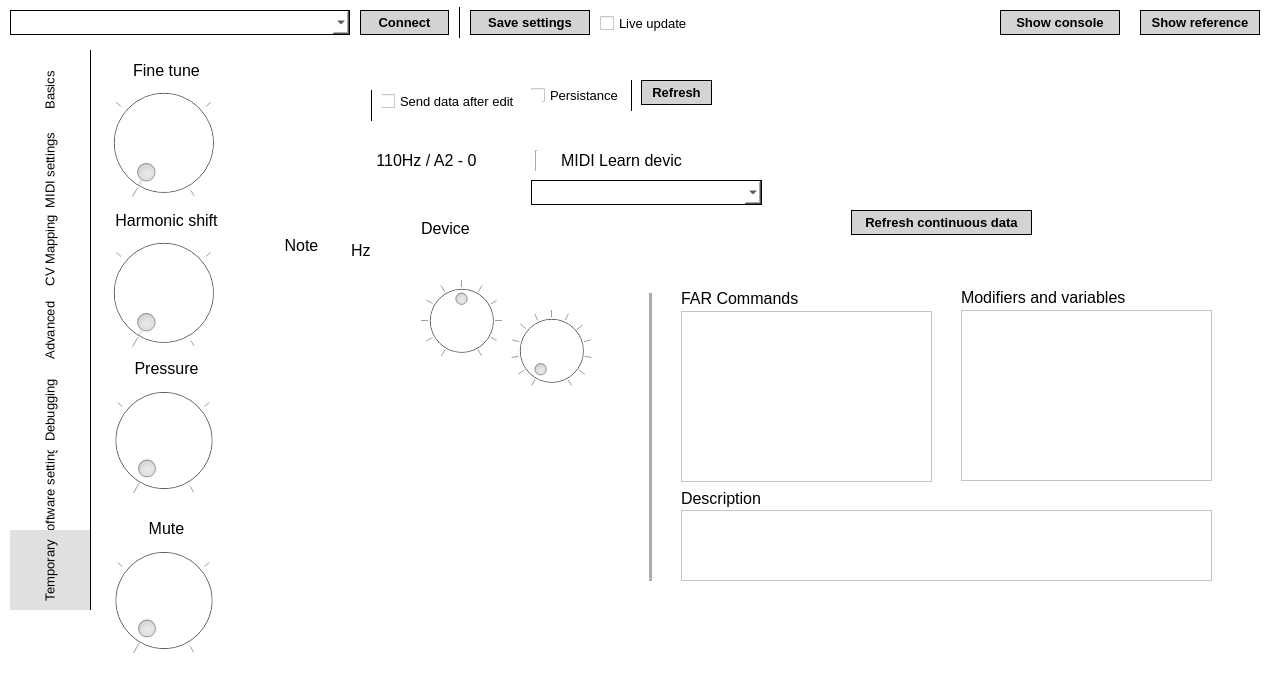
First picture: the form in farconfig/form.ui, repository Knaster/EkdahlFarConfig, before the edit.
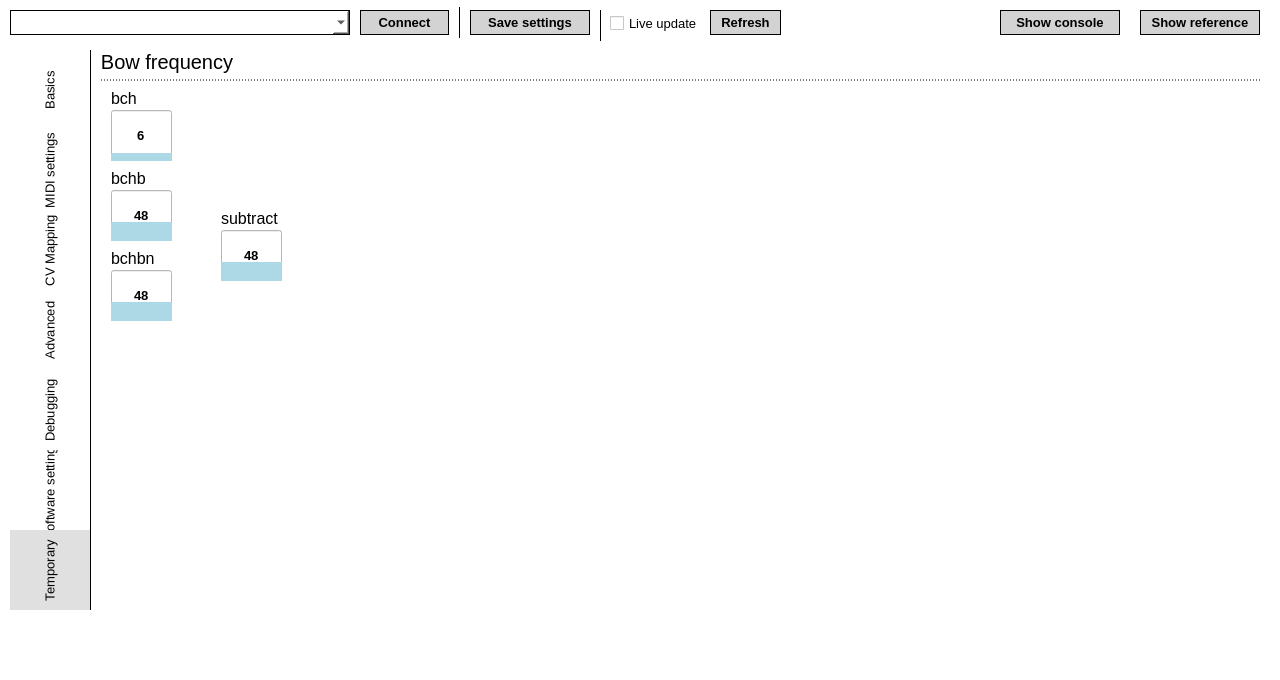
Second picture: the form after the edit. The open tabs and pages were chosen to show the change.

The edit to the form file:
```diff
--- a/farconfig/form.ui
+++ b/farconfig/form.ui
@@ -361,7 +361,7 @@
   <widget class="QCheckBox" name="checkBoxContinuousSMData">
    <property name="geometry">
     <rect>
-     <x>600</x>
+     <x>610</x>
      <y>8</y>
      <width>91</width>
      <height>31</height>
@@ -6212,577 +6212,221 @@
     <attribute name="title">
      <string>Temporary</string>
     </attribute>
-    <widget class="QDial" name="dialCVPressurex">
-     <property name="enabled">
-      <bool>false</bool>
-     </property>
+    <widget class="QGroupBox" name="groupBox_16">
      <property name="geometry">
       <rect>
        <x>10</x>
-       <y>330</y>
-       <width>125</width>
-       <height>120</height>
+       <y>0</y>
+       <width>1161</width>
+       <height>361</height>
       </rect>
      </property>
-     <property name="maximum">
-      <number>65535</number>
+     <property name="styleSheet">
+      <string notr="true"/>
      </property>
-     <property name="singleStep">
-      <number>100</number>
+     <property name="title">
+      <string>Bow frequency</string>
      </property>
-     <property name="pageStep">
-      <number>1000</number>
-     </property>
-     <property name="notchesVisible">
-      <bool>true</bool>
-     </property>
-    </widget>
-    <widget class="QDial" name="dialCVHammerScalex">
-     <property name="enabled">
-      <bool>false</bool>
-     </property>
+     <widget class="QProgressBar" name="progressBar">
      <property name="geometry">
       <rect>
        <x>10</x>
-       <y>640</y>
-       <width>125</width>
-       <height>120</height>
-      </rect>
-     </property>
-     <property name="maximum">
-      <number>65535</number>
-     </property>
-     <property name="singleStep">
-      <number>100</number>
-     </property>
-     <property name="pageStep">
-      <number>1000</number>
-     </property>
-     <property name="notchesVisible">
-      <bool>true</bool>
-     </property>
-    </widget>
-    <widget class="QDial" name="dialCVMutex">
-     <property name="enabled">
-      <bool>false</bool>
-     </property>
-     <property name="geometry">
-      <rect>
-       <x>10</x>
-       <y>490</y>
-       <width>125</width>
-       <height>120</height>
-      </rect>
-     </property>
+        <y>60</y>
+        <width>61</width>
+        <height>51</height>
+       </rect>
+      </property>
+      <property name="styleSheet">
+       <string notr="true">QProgressBar {
+	color: black;
+	font-weight: bold;
+	text-align: center;
+}
+
+QProgressBar::chunk
+{
+    background-color: lightblue;
+}</string>
+      </property>
      <property name="maximum">
-      <number>65535</number>
-     </property>
-     <property name="singleStep">
-      <number>100</number>
-     </property>
-     <property name="pageStep">
-      <number>1000</number>
-     </property>
-     <property name="notchesVisible">
-      <bool>true</bool>
-     </property>
-    </widget>
-    <widget class="QDial" name="dialCVHarmonicShiftx">
-     <property name="enabled">
-      <bool>false</bool>
-     </property>
+       <number>36</number>
+      </property>
+      <property name="value">
+       <number>6</number>
+      </property>
+      <property name="orientation">
+       <enum>Qt::Vertical</enum>
+      </property>
+      <property name="format">
+       <string>%v</string>
+      </property>
+     </widget>
+     <widget class="QLabel" name="label_2">
      <property name="geometry">
       <rect>
        <x>10</x>
-       <y>180</y>
-       <width>125</width>
-       <height>125</height>
-      </rect>
-     </property>
-     <property name="maximum">
-      <number>65535</number>
-     </property>
-     <property name="singleStep">
-      <number>100</number>
-     </property>
-     <property name="pageStep">
-      <number>1000</number>
-     </property>
-     <property name="notchesVisible">
-      <bool>true</bool>
-     </property>
-    </widget>
-    <widget class="QDial" name="dialCVFineTunex">
-     <property name="enabled">
-      <bool>false</bool>
-     </property>
-     <property name="geometry">
-      <rect>
-       <x>10</x>
-       <y>30</y>
-       <width>125</width>
-       <height>125</height>
-      </rect>
-     </property>
-     <property name="maximum">
-      <number>65535</number>
-     </property>
-     <property name="singleStep">
-      <number>100</number>
-     </property>
-     <property name="pageStep">
-      <number>1000</number>
-     </property>
-     <property name="invertedAppearance">
-      <bool>false</bool>
-     </property>
-     <property name="invertedControls">
-      <bool>false</bool>
-     </property>
-     <property name="notchesVisible">
-      <bool>true</bool>
-     </property>
-    </widget>
-    <widget class="QLabel" name="label_66">
-     <property name="geometry">
-      <rect>
-       <x>30</x>
-       <y>10</y>
-       <width>91</width>
-       <height>21</height>
-      </rect>
-     </property>
-     <property name="font">
-      <font>
-       <family>cantarell</family>
-       <pointsize>-1</pointsize>
-      </font>
-     </property>
+        <y>40</y>
+        <width>61</width>
+        <height>17</height>
+       </rect>
+      </property>
+      <property name="styleSheet">
+       <string notr="true"/>
+      </property>
      <property name="text">
-      <string>Fine tune</string>
-     </property>
-     <property name="alignment">
-      <set>Qt::AlignCenter</set>
-     </property>
-    </widget>
-    <widget class="QLabel" name="label_67">
+       <string>bch</string>
+      </property>
+     </widget>
+     <widget class="QLabel" name="label_4">
      <property name="geometry">
       <rect>
        <x>10</x>
-       <y>160</y>
-       <width>131</width>
-       <height>21</height>
-      </rect>
-     </property>
-     <property name="font">
-      <font>
-       <family>cantarell</family>
-       <pointsize>-1</pointsize>
-      </font>
+        <y>120</y>
+        <width>61</width>
+        <height>17</height>
+       </rect>
+      </property>
+      <property name="styleSheet">
+       <string notr="true"/>
      </property>
      <property name="text">
-      <string>Harmonic shift</string>
-     </property>
-     <property name="alignment">
-      <set>Qt::AlignCenter</set>
-     </property>
-    </widget>
-    <widget class="QLabel" name="label_68">
+       <string>bchb</string>
+      </property>
+     </widget>
+     <widget class="QProgressBar" name="progressBar_2">
      <property name="geometry">
       <rect>
        <x>10</x>
-       <y>470</y>
-       <width>131</width>
-       <height>16</height>
-      </rect>
-     </property>
-     <property name="font">
-      <font>
-       <family>cantarell</family>
-       <pointsize>-1</pointsize>
-      </font>
-     </property>
-     <property name="text">
-      <string>Mute</string>
-     </property>
-     <property name="alignment">
-      <set>Qt::AlignCenter</set>
-     </property>
-    </widget>
-    <widget class="QLabel" name="label_69">
-     <property name="geometry">
-      <rect>
-       <x>10</x>
-       <y>620</y>
-       <width>131</width>
-       <height>16</height>
-      </rect>
-     </property>
-     <property name="font">
-      <font>
-       <family>cantarell</family>
-       <pointsize>-1</pointsize>
-      </font>
-     </property>
-     <property name="text">
-      <string>Hammer scale</string>
-     </property>
-     <property name="alignment">
-      <set>Qt::AlignCenter</set>
-     </property>
-    </widget>
-    <widget class="QLabel" name="label_70">
-     <property name="geometry">
-      <rect>
-       <x>10</x>
-       <y>310</y>
-       <width>131</width>
-       <height>16</height>
-      </rect>
-     </property>
-     <property name="font">
-      <font>
-       <family>cantarell</family>
-       <pointsize>-1</pointsize>
-      </font>
-     </property>
-     <property name="text">
-      <string>Pressure</string>
-     </property>
-     <property name="alignment">
-      <set>Qt::AlignCenter</set>
-     </property>
-    </widget>
-    <widget class="QCheckBox" name="checkBox_2">
-     <property name="geometry">
-      <rect>
-       <x>440</x>
-       <y>30</y>
-       <width>101</width>
-       <height>31</height>
-      </rect>
-     </property>
-     <property name="text">
-      <string>Persistance</string>
-     </property>
-    </widget>
-    <widget class="Line" name="line_5">
-     <property name="geometry">
-      <rect>
-       <x>530</x>
-       <y>30</y>
-       <width>20</width>
-       <height>31</height>
-      </rect>
-     </property>
-     <property name="frameShadow">
-      <enum>QFrame::Plain</enum>
-     </property>
+        <y>140</y>
+        <width>61</width>
+        <height>51</height>
+       </rect>
+      </property>
+      <property name="styleSheet">
+       <string notr="true">QProgressBar {
+	color: black;
+	font-weight: bold;
+	text-align: center;
+}
+
+QProgressBar::chunk
+{
+    background-color: lightblue;
+}</string>
+      </property>
+      <property name="maximum">
+       <number>127</number>
+      </property>
+      <property name="value">
+       <number>48</number>
+      </property>
      <property name="orientation">
       <enum>Qt::Vertical</enum>
      </property>
-    </widget>
-    <widget class="QPushButton" name="pushButtonLoadFromModule">
-     <property name="geometry">
-      <rect>
-       <x>550</x>
-       <y>30</y>
-       <width>71</width>
-       <height>25</height>
-      </rect>
-     </property>
-     <property name="text">
-      <string>Refresh</string>
-     </property>
-    </widget>
-    <widget class="QCheckBox" name="checkBox">
-     <property name="geometry">
-      <rect>
-       <x>290</x>
-       <y>40</y>
-       <width>161</width>
-       <height>23</height>
-      </rect>
-     </property>
-     <property name="text">
-      <string>Send data after edit</string>
-     </property>
-    </widget>
-    <widget class="Line" name="line_6">
-     <property name="geometry">
-      <rect>
-       <x>270</x>
-       <y>40</y>
-       <width>21</width>
-       <height>31</height>
-      </rect>
-     </property>
-     <property name="frameShadow">
-      <enum>QFrame::Plain</enum>
-     </property>
-     <property name="orientation">
-      <enum>Qt::Vertical</enum>
-     </property>
-    </widget>
-    <widget class="QLabel" name="labelStringFrequency">
-     <property name="geometry">
-      <rect>
-       <x>280</x>
-       <y>100</y>
-       <width>111</width>
-       <height>21</height>
-      </rect>
-     </property>
-     <property name="text">
-      <string>110Hz / A2 - 0</string>
-     </property>
-     <property name="alignment">
-      <set>Qt::AlignCenter</set>
-     </property>
-    </widget>
-    <widget class="QLabel" name="label_9">
-     <property name="geometry">
-      <rect>
-       <x>190</x>
-       <y>180</y>
-       <width>41</width>
-       <height>31</height>
-      </rect>
-     </property>
-     <property name="text">
-      <string>Note</string>
-     </property>
-     <property name="alignment">
-      <set>Qt::AlignCenter</set>
-     </property>
-    </widget>
-    <widget class="QLabel" name="label_14">
-     <property name="geometry">
-      <rect>
-       <x>260</x>
-       <y>190</y>
-       <width>21</width>
-       <height>21</height>
-      </rect>
-     </property>
-     <property name="text">
-      <string>Hz</string>
-     </property>
-    </widget>
-    <widget class="Line" name="line_10">
-     <property name="geometry">
-      <rect>
-       <x>430</x>
-       <y>100</y>
-       <width>31</width>
-       <height>21</height>
-      </rect>
-     </property>
-     <property name="orientation">
-      <enum>Qt::Vertical</enum>
-     </property>
-    </widget>
-    <widget class="QLabel" name="label_38">
-     <property name="geometry">
-      <rect>
-       <x>470</x>
-       <y>100</y>
-       <width>121</width>
-       <height>21</height>
-      </rect>
-     </property>
-     <property name="text">
-      <string>MIDI Learn device</string>
-     </property>
-    </widget>
-    <widget class="QComboBox" name="comboBoxMIDILearnDevice">
-     <property name="geometry">
-      <rect>
-       <x>440</x>
-       <y>130</y>
-       <width>231</width>
-       <height>25</height>
-      </rect>
+      <property name="format">
+       <string>%v</string>
      </property>
     </widget>
     <widget class="QLabel" name="label_5">
      <property name="geometry">
       <rect>
-       <x>330</x>
-       <y>170</y>
-       <width>51</width>
+        <x>10</x>
+        <y>200</y>
+        <width>61</width>
        <height>17</height>
       </rect>
      </property>
+      <property name="styleSheet">
+       <string notr="true"/>
+      </property>
      <property name="text">
-      <string>Device</string>
-     </property>
-    </widget>
-    <widget class="QDial" name="dialAnalyzeFreq">
-     <property name="enabled">
-      <bool>false</bool>
-     </property>
+       <string>bchbn</string>
+      </property>
+     </widget>
+     <widget class="QProgressBar" name="progressBar_3">
      <property name="geometry">
       <rect>
-       <x>400</x>
-       <y>260</y>
-       <width>121</width>
-       <height>81</height>
-      </rect>
-     </property>
-     <property name="minimum">
-      <number>20</number>
+        <x>10</x>
+        <y>220</y>
+        <width>61</width>
+        <height>51</height>
+       </rect>
+      </property>
+      <property name="styleSheet">
+       <string notr="true">QProgressBar {
+	color: black;
+	font-weight: bold;
+	text-align: center;
+}
+
+QProgressBar::chunk
+{
+    background-color: lightblue;
+}</string>
      </property>
      <property name="maximum">
-      <number>600</number>
-     </property>
-     <property name="notchTarget">
-      <double>50.000000000000000</double>
-     </property>
-     <property name="notchesVisible">
-      <bool>true</bool>
-     </property>
-    </widget>
-    <widget class="QDial" name="dialAnalyzeCents">
-     <property name="enabled">
-      <bool>false</bool>
-     </property>
-     <property name="geometry">
-      <rect>
-       <x>310</x>
-       <y>230</y>
-       <width>121</width>
-       <height>81</height>
-      </rect>
-     </property>
-     <property name="minimum">
-      <number>-50</number>
-     </property>
-     <property name="maximum">
-      <number>50</number>
-     </property>
-     <property name="notchTarget">
-      <double>10.000000000000000</double>
-     </property>
-     <property name="notchesVisible">
-      <bool>true</bool>
-     </property>
-    </widget>
-    <widget class="QPushButton" name="pushButtonReadSMData">
-     <property name="geometry">
-      <rect>
-       <x>760</x>
-       <y>160</y>
-       <width>181</width>
-       <height>25</height>
-      </rect>
-     </property>
-     <property name="text">
-      <string>Refresh continuous data</string>
-     </property>
-    </widget>
-    <widget class="Line" name="line_2">
-     <property name="geometry">
-      <rect>
-       <x>543</x>
-       <y>240</y>
-       <width>31</width>
-       <height>291</height>
-      </rect>
-     </property>
-     <property name="frameShadow">
-      <enum>QFrame::Raised</enum>
-     </property>
-     <property name="lineWidth">
-      <number>3</number>
+       <number>127</number>
+      </property>
+      <property name="value">
+       <number>48</number>
      </property>
      <property name="orientation">
       <enum>Qt::Vertical</enum>
      </property>
+      <property name="format">
+       <string>%v</string>
+      </property>
     </widget>
     <widget class="QLabel" name="label_6">
      <property name="geometry">
       <rect>
-       <x>590</x>
-       <y>240</y>
-       <width>151</width>
+        <x>120</x>
+        <y>160</y>
+        <width>71</width>
        <height>17</height>
       </rect>
      </property>
-     <property name="text">
-      <string>FAR Commands</string>
-     </property>
-    </widget>
-    <widget class="QListWidget" name="listWidgetCommands">
-     <property name="geometry">
-      <rect>
-       <x>590</x>
-       <y>261</y>
-       <width>251</width>
-       <height>171</height>
-      </rect>
-     </property>
-     <property name="dragEnabled">
-      <bool>true</bool>
-     </property>
-     <property name="dragDropMode">
-      <enum>QAbstractItemView::DragOnly</enum>
-     </property>
-    </widget>
-    <widget class="QLabel" name="label_12">
-     <property name="geometry">
-      <rect>
-       <x>870</x>
-       <y>239</y>
-       <width>251</width>
-       <height>17</height>
-      </rect>
-     </property>
+      <property name="styleSheet">
+       <string notr="true"/>
+      </property>
      <property name="text">
-      <string>Modifiers and variables</string>
-     </property>
-    </widget>
-    <widget class="QPlainTextEdit" name="plainTextEditCMVDescription">
-     <property name="enabled">
-      <bool>true</bool>
-     </property>
+       <string>subtract</string>
+      </property>
+     </widget>
+     <widget class="QProgressBar" name="progressBar_4">
      <property name="geometry">
       <rect>
-       <x>590</x>
-       <y>460</y>
-       <width>531</width>
-       <height>71</height>
-      </rect>
-     </property>
-    </widget>
-    <widget class="QListWidget" name="listWidgetModifiersVariables">
-     <property name="geometry">
-      <rect>
-       <x>870</x>
-       <y>260</y>
-       <width>251</width>
-       <height>171</height>
-      </rect>
-     </property>
-     <property name="dragEnabled">
-      <bool>true</bool>
-     </property>
-     <property name="dragDropMode">
-      <enum>QAbstractItemView::DragOnly</enum>
-     </property>
-    </widget>
-    <widget class="QLabel" name="label_31">
-     <property name="geometry">
-      <rect>
-       <x>590</x>
-       <y>440</y>
-       <width>171</width>
-       <height>17</height>
-      </rect>
-     </property>
-     <property name="text">
-      <string>Description</string>
-     </property>
+        <x>120</x>
+        <y>180</y>
+        <width>61</width>
+        <height>51</height>
+       </rect>
+      </property>
+      <property name="styleSheet">
+       <string notr="true">QProgressBar {
+	color: black;
+	font-weight: bold;
+	text-align: center;
+}
+
+QProgressBar::chunk
+{
+    background-color: lightblue;
+}</string>
+      </property>
+      <property name="maximum">
+       <number>127</number>
+      </property>
+      <property name="value">
+       <number>48</number>
+      </property>
+      <property name="orientation">
+       <enum>Qt::Vertical</enum>
+      </property>
+      <property name="format">
+       <string>%v</string>
+      </property>
+     </widget>
     </widget>
    </widget>
   </widget>
@@ -6812,6 +6456,35 @@
     <string>Show reference</string>
    </property>
   </widget>
+  <widget class="QPushButton" name="pushButtonLoadFromModule">
+   <property name="geometry">
+    <rect>
+     <x>710</x>
+     <y>10</y>
+     <width>71</width>
+     <height>25</height>
+    </rect>
+   </property>
+   <property name="text">
+    <string>Refresh</string>
+   </property>
+  </widget>
+  <widget class="Line" name="line_5">
+   <property name="geometry">
+    <rect>
+     <x>590</x>
+     <y>10</y>
+     <width>20</width>
+     <height>31</height>
+    </rect>
+   </property>
+   <property name="frameShadow">
+    <enum>QFrame::Plain</enum>
+   </property>
+   <property name="orientation">
+    <enum>Qt::Vertical</enum>
+   </property>
+  </widget>
   <zorder>line_4</zorder>
   <zorder>comboBoxSerialPorts</zorder>
   <zorder>pushButtonConnectDisconnect</zorder>
```
Left out of the diff: 4 changed lines with no effect on the pictures. Lines whose indentation alone changed are shown as unchanged.
